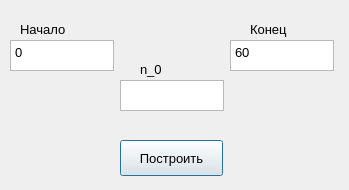
Above: ui/DelayedSingleLeap.ui from FroggyKwa/SignalAnalyzer before the change. Below: the same form after it.
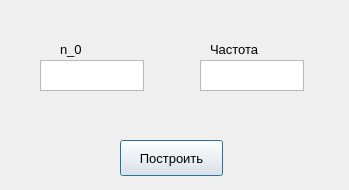
That is the form after the change.

```diff
--- a/ui/DelayedSingleLeap.ui
+++ b/ui/DelayedSingleLeap.ui
@@ -31,8 +31,8 @@
   <widget class="QLabel" name="label_2">
    <property name="geometry">
     <rect>
-     <x>140</x>
-     <y>60</y>
+     <x>60</x>
+     <y>40</y>
      <width>66</width>
      <height>18</height>
     </rect>
@@ -46,29 +46,11 @@
     <string>n_0</string>
    </property>
   </widget>
-  <widget class="QPlainTextEdit" name="start">
-   <property name="geometry">
-    <rect>
-     <x>10</x>
-     <y>40</y>
-     <width>104</width>
-     <height>31</height>
-    </rect>
-   </property>
-   <property name="font">
-    <font>
-     <pointsize>10</pointsize>
-    </font>
-   </property>
-   <property name="plainText">
-    <string>0</string>
-   </property>
-  </widget>
   <widget class="QPlainTextEdit" name="n_0">
    <property name="geometry">
     <rect>
-     <x>120</x>
-     <y>80</y>
+     <x>40</x>
+     <y>60</y>
      <width>104</width>
      <height>31</height>
     </rect>
@@ -97,47 +79,11 @@
     <string>Построить</string>
    </property>
   </widget>
-  <widget class="QLabel" name="label_3">
+  <widget class="QPlainTextEdit" name="frequency_text_edit">
    <property name="geometry">
     <rect>
-     <x>250</x>
-     <y>20</y>
-     <width>66</width>
-     <height>18</height>
-    </rect>
-   </property>
-   <property name="font">
-    <font>
-     <pointsize>10</pointsize>
-    </font>
-   </property>
-   <property name="text">
-    <string>Конец</string>
-   </property>
-  </widget>
-  <widget class="QLabel" name="label">
-   <property name="geometry">
-    <rect>
-     <x>20</x>
-     <y>20</y>
-     <width>66</width>
-     <height>18</height>
-    </rect>
-   </property>
-   <property name="font">
-    <font>
-     <pointsize>10</pointsize>
-    </font>
-   </property>
-   <property name="text">
-    <string>Начало</string>
-   </property>
-  </widget>
-  <widget class="QPlainTextEdit" name="end">
-   <property name="geometry">
-    <rect>
-     <x>230</x>
-     <y>40</y>
+     <x>200</x>
+     <y>60</y>
      <width>104</width>
      <height>31</height>
     </rect>
@@ -147,8 +93,23 @@
      <pointsize>10</pointsize>
     </font>
    </property>
-   <property name="plainText">
-    <string>60</string>
+  </widget>
+  <widget class="QLabel" name="label_4">
+   <property name="geometry">
+    <rect>
+     <x>210</x>
+     <y>40</y>
+     <width>66</width>
+     <height>18</height>
+    </rect>
+   </property>
+   <property name="font">
+    <font>
+     <pointsize>10</pointsize>
+    </font>
+   </property>
+   <property name="text">
+    <string>Частота</string>
    </property>
   </widget>
  </widget>
```
